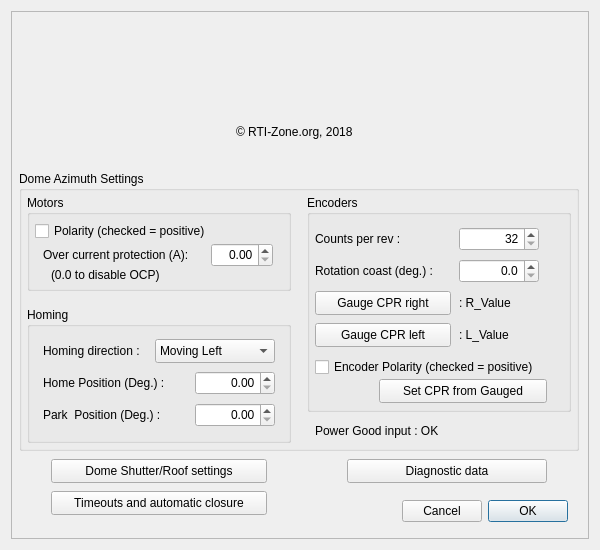
First picture: the form in domepro.ui, repository rpineau/DomePro, before the edit.
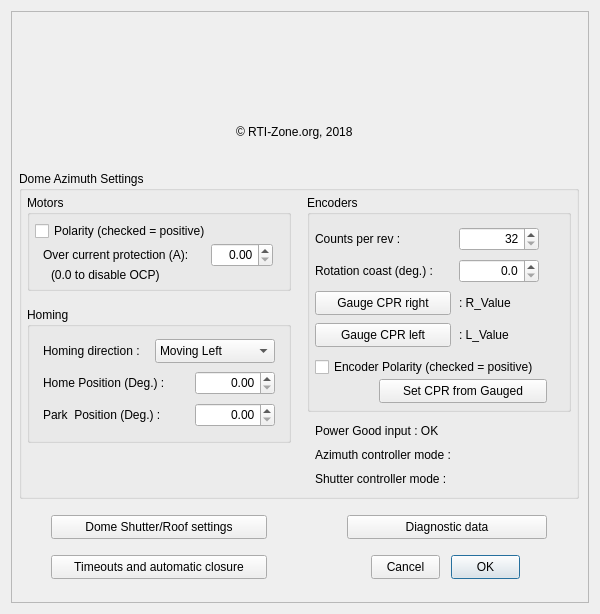
Second picture: the form after the edit. Icons and pictures are not drawn. Custom widgets are drawn as their Qt base class.

Commit message: Adding controller state (Local/Remote)min the settings

Diff of the .ui file:
```diff
--- a/domepro.ui
+++ b/domepro.ui
@@ -7,19 +7,19 @@
     <x>0</x>
     <y>0</y>
     <width>600</width>
-    <height>550</height>
+    <height>614</height>
    </rect>
   </property>
   <property name="minimumSize">
    <size>
     <width>600</width>
-    <height>550</height>
+    <height>614</height>
    </size>
   </property>
   <property name="maximumSize">
    <size>
     <width>600</width>
-    <height>550</height>
+    <height>614</height>
    </size>
   </property>
   <property name="windowTitle">
@@ -55,7 +55,7 @@
         <x>8</x>
         <y>160</y>
         <width>560</width>
-        <height>280</height>
+        <height>328</height>
        </rect>
       </property>
       <property name="title">
@@ -390,7 +390,7 @@
         <rect>
          <x>296</x>
          <y>248</y>
-         <width>232</width>
+         <width>240</width>
          <height>24</height>
         </rect>
        </property>
@@ -398,6 +398,32 @@
         <string>Power Good input : OK</string>
        </property>
       </widget>
+      <widget class="QLabel" name="azimuthMode">
+       <property name="geometry">
+        <rect>
+         <x>296</x>
+         <y>272</y>
+         <width>248</width>
+         <height>24</height>
+        </rect>
+       </property>
+       <property name="text">
+        <string>Azimuth controller mode :</string>
+       </property>
+      </widget>
+      <widget class="QLabel" name="shutterMode">
+       <property name="geometry">
+        <rect>
+         <x>296</x>
+         <y>296</y>
+         <width>240</width>
+         <height>24</height>
+        </rect>
+       </property>
+       <property name="text">
+        <string>Shutter controller mode :</string>
+       </property>
+      </widget>
      </widget>
      <widget class="QWidget" name="layoutWidget">
       <property name="geometry">
@@ -434,59 +460,11 @@
        </item>
       </layout>
      </widget>
-     <widget class="QWidget" name="layoutWidget">
-      <property name="geometry">
-       <rect>
-        <x>344</x>
-        <y>480</y>
-        <width>213</width>
-        <height>40</height>
-       </rect>
-      </property>
-      <layout class="QHBoxLayout" name="horizontalLayout_4">
-       <item>
-        <spacer name="horizontalSpacer_4">
-         <property name="orientation">
-          <enum>Qt::Horizontal</enum>
-         </property>
-         <property name="sizeHint" stdset="0">
-          <size>
-           <width>40</width>
-           <height>20</height>
-          </size>
-         </property>
-        </spacer>
-       </item>
-       <item>
-        <widget class="QPushButton" name="pushButtonCancel">
-         <property name="text">
-          <string>Cancel</string>
-         </property>
-        </widget>
-       </item>
-       <item>
-        <widget class="QPushButton" name="pushButtonOK">
-         <property name="text">
-          <string>OK</string>
-         </property>
-         <property name="checkable">
-          <bool>false</bool>
-         </property>
-         <property name="autoDefault">
-          <bool>true</bool>
-         </property>
-         <property name="default">
-          <bool>true</bool>
-         </property>
-        </widget>
-       </item>
-      </layout>
-     </widget>
      <widget class="QPushButton" name="pushButton_2">
       <property name="geometry">
        <rect>
         <x>336</x>
-        <y>448</y>
+        <y>504</y>
         <width>200</width>
         <height>24</height>
        </rect>
@@ -499,7 +477,7 @@
       <property name="geometry">
        <rect>
         <x>40</x>
-        <y>448</y>
+        <y>504</y>
         <width>216</width>
         <height>24</height>
        </rect>
@@ -512,7 +490,7 @@
       <property name="geometry">
        <rect>
         <x>40</x>
-        <y>480</y>
+        <y>544</y>
         <width>216</width>
         <height>24</height>
        </rect>
@@ -521,7 +499,41 @@
        <string>Timeouts and automatic closure</string>
       </property>
      </widget>
-     <zorder>layoutWidget</zorder>
+     <widget class="QPushButton" name="pushButtonCancel">
+      <property name="geometry">
+       <rect>
+        <x>360</x>
+        <y>544</y>
+        <width>69</width>
+        <height>24</height>
+       </rect>
+      </property>
+      <property name="text">
+       <string>Cancel</string>
+      </property>
+     </widget>
+     <widget class="QPushButton" name="pushButtonOK">
+      <property name="geometry">
+       <rect>
+        <x>440</x>
+        <y>544</y>
+        <width>69</width>
+        <height>24</height>
+       </rect>
+      </property>
+      <property name="text">
+       <string>OK</string>
+      </property>
+      <property name="checkable">
+       <bool>false</bool>
+      </property>
+      <property name="autoDefault">
+       <bool>true</bool>
+      </property>
+      <property name="default">
+       <bool>true</bool>
+      </property>
+     </widget>
      <zorder>layoutWidget</zorder>
      <zorder>MaxDomeIIParams</zorder>
      <zorder>pushButton_2</zorder>
```
Left out of the diff: 2 changed lines with no effect on the pictures. The commit also changes 4 other files.
